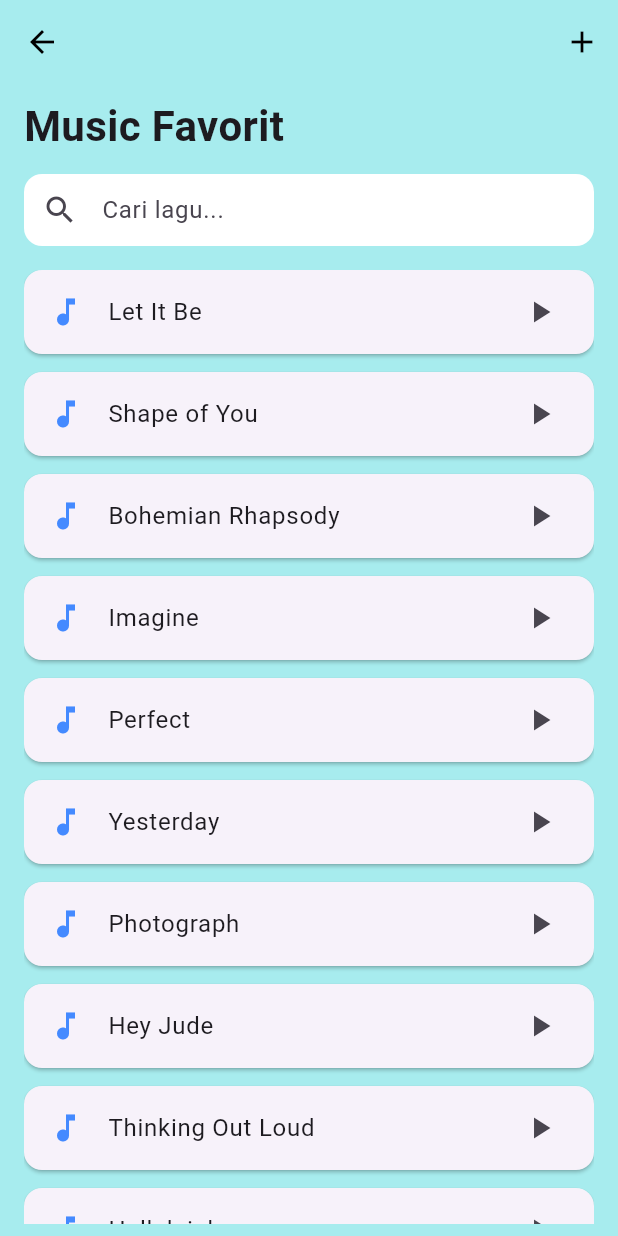
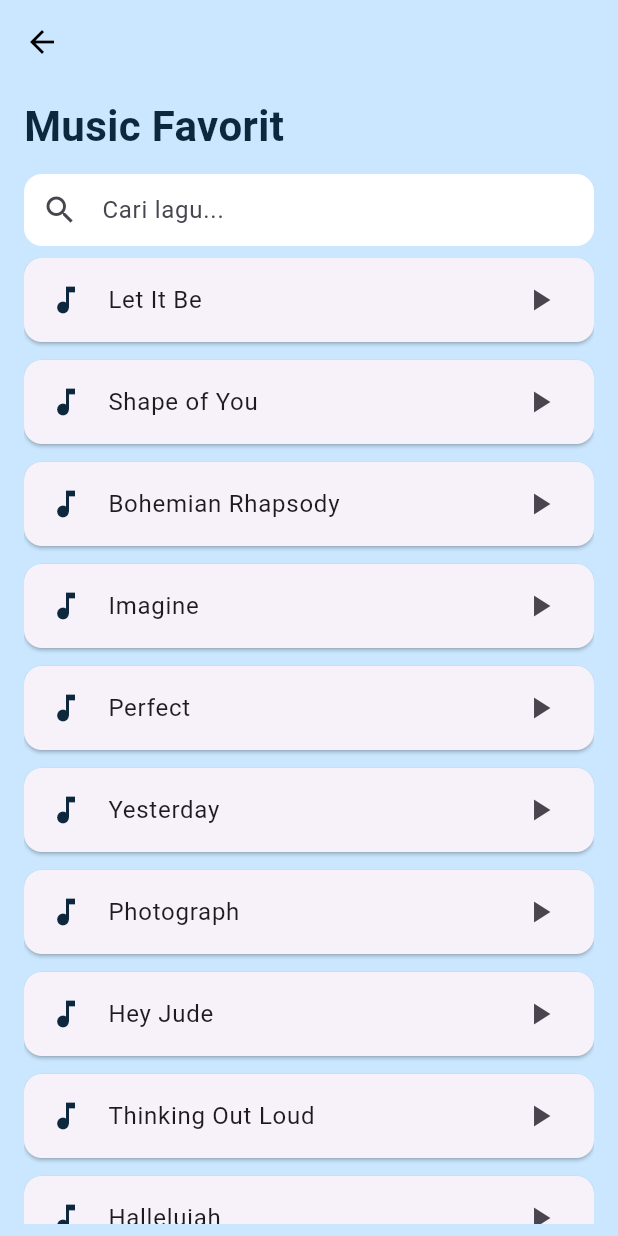
Before and after one commit to Juv-andrew/groupie, a Flutter app: the MusicPage screen opened directly, on a phone screen of 412 x 824 dp. Run offline on Flutter 3.47's test engine with Material 3 defaults, Android fonts, the phone set to English and light mode, and no system bars; drawn by our look-alikes of overlay_support; our stand-ins replace just_audio, share_plus, shared_preferences, smooth_page_indicator; accounts and stored records are empty.

Commit message:
Update untuk Halaman Music

```diff
--- a/lib/mental_health/music.dart
+++ b/lib/mental_health/music.dart
@@ -11,20 +11,48 @@ class MusicPage extends StatefulWidget {
 
 class _MusicPageState extends State<MusicPage> {
   final TextEditingController _searchController = TextEditingController();
-  final TextEditingController _titleController = TextEditingController();
-  final TextEditingController _urlController = TextEditingController();
 
   List<Map<String, String>> allSongs = [
-    {'title': 'Let It Be', 'url': 'https://www.soundhelix.com/examples/mp3/SoundHelix-Song-1.mp3'},
-    {'title': 'Shape of You', 'url': 'https://www.soundhelix.com/examples/mp3/SoundHelix-Song-2.mp3'},
-    {'title': 'Bohemian Rhapsody', 'url': 'https://www.soundhelix.com/examples/mp3/SoundHelix-Song-3.mp3'},
-    {'title': 'Imagine', 'url': 'https://www.soundhelix.com/examples/mp3/SoundHelix-Song-4.mp3'},
-    {'title': 'Perfect', 'url': 'https://www.soundhelix.com/examples/mp3/SoundHelix-Song-5.mp3'},
-    {'title': 'Yesterday', 'url': 'https://www.soundhelix.com/examples/mp3/SoundHelix-Song-6.mp3'},
-    {'title': 'Photograph', 'url': 'https://www.soundhelix.com/examples/mp3/SoundHelix-Song-7.mp3'},
-    {'title': 'Hey Jude', 'url': 'https://www.soundhelix.com/examples/mp3/SoundHelix-Song-8.mp3'},
-    {'title': 'Thinking Out Loud', 'url': 'https://www.soundhelix.com/examples/mp3/SoundHelix-Song-9.mp3'},
-    {'title': 'Hallelujah', 'url': 'https://www.soundhelix.com/examples/mp3/SoundHelix-Song-10.mp3'},
+    {
+      'title': 'Let It Be',
+      'url': 'https://www.soundhelix.com/examples/mp3/SoundHelix-Song-1.mp3',
+    },
+    {
+      'title': 'Shape of You',
+      'url': 'https://www.soundhelix.com/examples/mp3/SoundHelix-Song-2.mp3',
+    },
+    {
+      'title': 'Bohemian Rhapsody',
+      'url': 'https://www.soundhelix.com/examples/mp3/SoundHelix-Song-3.mp3',
+    },
+    {
+      'title': 'Imagine',
+      'url': 'https://www.soundhelix.com/examples/mp3/SoundHelix-Song-4.mp3',
+    },
+    {
+      'title': 'Perfect',
+      'url': 'https://www.soundhelix.com/examples/mp3/SoundHelix-Song-5.mp3',
+    },
+    {
+      'title': 'Yesterday',
+      'url': 'https://www.soundhelix.com/examples/mp3/SoundHelix-Song-6.mp3',
+    },
+    {
+      'title': 'Photograph',
+      'url': 'https://www.soundhelix.com/examples/mp3/SoundHelix-Song-7.mp3',
+    },
+    {
+      'title': 'Hey Jude',
+      'url': 'https://www.soundhelix.com/examples/mp3/SoundHelix-Song-8.mp3',
+    },
+    {
+      'title': 'Thinking Out Loud',
+      'url': 'https://www.soundhelix.com/examples/mp3/SoundHelix-Song-9.mp3',
+    },
+    {
+      'title': 'Hallelujah',
+      'url': 'https://www.soundhelix.com/examples/mp3/SoundHelix-Song-10.mp3',
+    },
   ];
 
   List<Map<String, String>> filteredSongs = [];
@@ -52,118 +80,69 @@ class _MusicPageState extends State<MusicPage> {
   void _filterSongs(String query) {
     final lowerQuery = query.toLowerCase();
     setState(() {
-      filteredSongs = allSongs
+      filteredSongs =
+          allSongs
               .where(
                 (song) => song['title']!.toLowerCase().contains(lowerQuery),
               )
               .toList();
     });
 
-    if (query.trim().isNotEmpty &&
-        !searchHistory.contains(lowerQuery)) {
-      searchHistory.add(lowerQuery);
+    if (query.trim().isNotEmpty && !searchHistory.contains(lowerQuery)) {
+      searchHistory.insert(0, lowerQuery); // Tambah ke depan (terbaru)
+      if (searchHistory.length > 10) {
+        searchHistory = searchHistory.sublist(0, 10); // Batasi 10
+      }
       _saveSearchHistory();
     }
-  }
-
-  void _addSong() {
-    final title = _titleController.text.trim();
-    final url = _urlController.text.trim();
-
-    if (title.isEmpty || url.isEmpty) return;
-
-    setState(() {
-      allSongs.add({'title': title, 'url': url});
-      filteredSongs = List.from(allSongs);
-      _titleController.clear();
-      _urlController.clear();
-    });
-
-    Navigator.pop(context);
-  }
-
-  void _showAddSongDialog() {
-    showDialog(
-      context: context,
-      builder: (context) => AlertDialog(
-        title: const Text('Tambah Lagu'),
-        content: Column(
-          mainAxisSize: MainAxisSize.min,
-          children: [
-            TextField(
-              controller: _titleController,
-              decoration: const InputDecoration(labelText: 'Judul Lagu'),
-            ),
-            TextField(
-              controller: _urlController,
-              decoration: const InputDecoration(labelText: 'URL Lagu'),
-            ),
-          ],
-        ),
-        actions: [
-          TextButton(
-            onPressed: () {
-              Navigator.pop(context);
-              _titleController.clear();
-              _urlController.clear();
-            },
-            child: const Text('Batal'),
-          ),
-          ElevatedButton(
-            onPressed: _addSong,
-            child: const Text('Simpan'),
-          ),
-        ],
-      ),
-    );
   }
 
   @override
   void dispose() {
     _searchController.dispose();
-    _titleController.dispose();
-    _urlController.dispose();
     super.dispose();
   }
 
   @override
   Widget build(BuildContext context) {
     return Scaffold(
-      backgroundColor: const Color(0xFFA7ECEE),
+      backgroundColor: const Color.fromARGB(255, 202, 231, 255),
       appBar: AppBar(
-        backgroundColor: const Color(0xFFA7ECEE),
+        backgroundColor: const Color.fromARGB(255, 202, 231, 255),
         elevation: 0,
         leading: IconButton(
           icon: const Icon(Icons.arrow_back, color: Colors.black),
-          onPressed: () {
-            Navigator.pop(context);
-          },
+          onPressed: () => Navigator.pop(context),
         ),
-        actions: [
-          IconButton(
-            icon: const Icon(Icons.add, color: Colors.black),
-            onPressed: _showAddSongDialog,
-          ),
-        ],
       ),
       body: Padding(
         padding: const EdgeInsets.symmetric(horizontal: 16, vertical: 8),
-        child: Column(
+        child: Stack(
+          children: [
+            Column(
               crossAxisAlignment: CrossAxisAlignment.start,
               children: [
                 const Text(
                   'Music Favorit',
-              style: TextStyle(fontSize: 28, fontWeight: FontWeight.bold),
+                  style: TextStyle(
+                    fontSize: 28,
+                    fontWeight: FontWeight.bold,
+                    color: Color(0xff0D273D),
+                  ),
                 ),
                 const SizedBox(height: 12),
-            TextField(
+                Focus(
+                  onFocusChange: (_) => setState(() {}),
+                  child: TextField(
                     controller: _searchController,
                     decoration: InputDecoration(
                       hintText: 'Cari lagu...',
                       prefixIcon: const Icon(Icons.search),
                       filled: true,
                       fillColor: Colors.white,
-                contentPadding: const EdgeInsets.symmetric(horizontal: 16),
+                      contentPadding: const EdgeInsets.symmetric(
+                        horizontal: 16,
+                      ),
                       border: OutlineInputBorder(
                         borderRadius: BorderRadius.circular(12),
                         borderSide: BorderSide.none,
@@ -172,42 +151,22 @@ class _MusicPageState extends State<MusicPage> {
                     onSubmitted: _filterSongs,
                     onChanged: (value) {
                       setState(() {
-                  filteredSongs = allSongs
-                      .where((song) => song['title']!
+                        filteredSongs =
+                            allSongs
+                                .where(
+                                  (song) => song['title']!
                                       .toLowerCase()
-                          .contains(value.toLowerCase()))
+                                      .contains(value.toLowerCase()),
+                                )
                                 .toList();
                       });
                     },
                   ),
-            const SizedBox(height: 8),
-            if (_searchController.text.isEmpty && searchHistory.isNotEmpty)
-              ListView.builder(
-                shrinkWrap: true,
-                itemCount: searchHistory.length,
-                itemBuilder: (context, index) {
-                  return ListTile(
-                    title: Text(searchHistory[index]),
-                    leading: const Icon(Icons.history, color: Colors.grey),
-                    onTap: () {
-                      _searchController.text = searchHistory[index];
-                      _filterSongs(searchHistory[index]);
-                    },
-                    trailing: IconButton(
-                      icon: const Icon(Icons.delete, color: Colors.red),
-                      onPressed: () {
-                        setState(() {
-                          searchHistory.removeAt(index);
-                        });
-                        _saveSearchHistory();
-                      },
-                    ),
-                  );
-                },
                 ),
                 const SizedBox(height: 8),
                 Expanded(
-              child: filteredSongs.isNotEmpty
+                  child:
+                      filteredSongs.isNotEmpty
                           ? ListView.builder(
                             itemCount: filteredSongs.length,
                             itemBuilder: (context, index) {
@@ -217,16 +176,20 @@ class _MusicPageState extends State<MusicPage> {
                                   borderRadius: BorderRadius.circular(12),
                                 ),
                                 child: ListTile(
-                            leading: const Icon(Icons.music_note,
-                                color: Colors.blueAccent),
+                                  leading: const Icon(
+                                    Icons.music_note,
+                                    color: Color(0xff0D273D),
+                                  ),
                                   title: Text(filteredSongs[index]['title']!),
                                   trailing: const Icon(Icons.play_arrow),
                                   onTap: () {
                                     Navigator.push(
                                       context,
                                       MaterialPageRoute(
-                                  builder: (context) => MusicPlayerPage(
-                                    title: filteredSongs[index]['title']!,
+                                        builder:
+                                            (context) => MusicPlayerPage(
+                                              title:
+                                                  filteredSongs[index]['title']!,
                                               url: filteredSongs[index]['url']!,
                                             ),
                                       ),
@@ -250,6 +213,44 @@ class _MusicPageState extends State<MusicPage> {
                 ),
               ],
             ),
+            if (_searchController.text.isEmpty && searchHistory.isNotEmpty)
+              Positioned(
+                top: 110,
+                left: 0,
+                right: 0,
+                child: Card(
+                  elevation: 4,
+                  shape: RoundedRectangleBorder(
+                    borderRadius: BorderRadius.circular(12),
+                  ),
+                  child: ListView.builder(
+                    shrinkWrap: true,
+                    itemCount: searchHistory.length,
+                    itemBuilder: (context, index) {
+                      return ListTile(
+                        title: Text(searchHistory[index]),
+                        leading: const Icon(Icons.history, color: Colors.grey),
+                        onTap: () {
+                          _searchController.text = searchHistory[index];
+                          _filterSongs(searchHistory[index]);
+                          FocusScope.of(context).unfocus();
+                        },
+                        trailing: IconButton(
+                          icon: const Icon(Icons.close, color: Colors.red),
+                          onPressed: () {
+                            setState(() {
+                              searchHistory.removeAt(index);
+                            });
+                            _saveSearchHistory();
+                          },
+                        ),
+                      );
+                    },
+                  ),
+                ),
+              ),
+          ],
+        ),
       ),
     );
   }
```
Also changed, not shown: pubspec.lock. Lines whose indentation alone changed are shown as unchanged.
